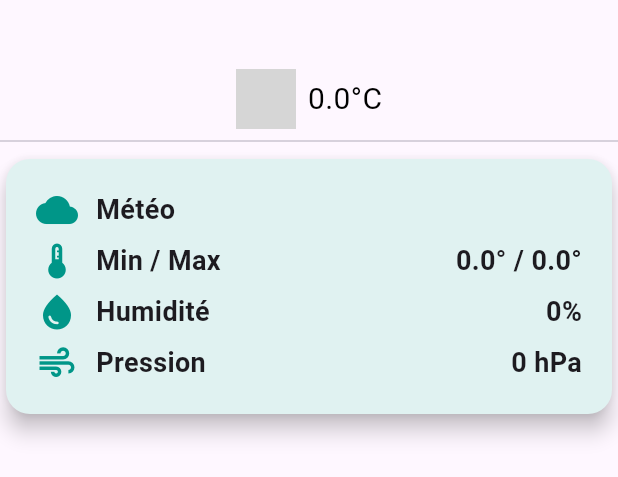
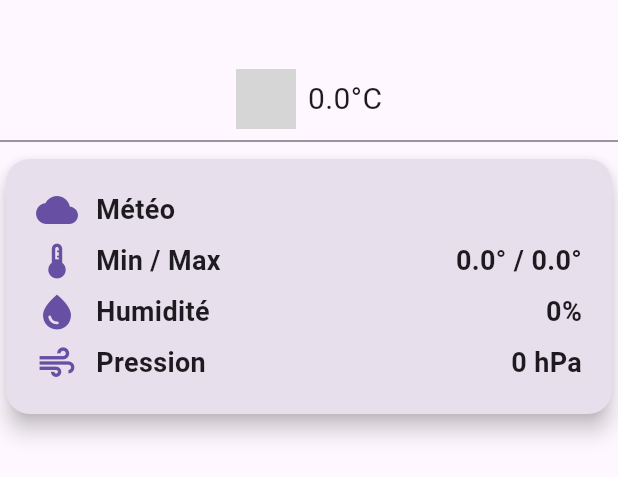
Before and after one commit to fabricemi/flutter, a Flutter app: the ShowMeteo widget shown alone on an empty page, opened directly with empty values, on a phone screen of 412 x 824 dp. Shown: the top 477 px of the screen. Run offline on Flutter 3.47's test engine with Material 3 defaults, Android fonts, the phone set to English and light mode, and no system bars; our stand-ins replace animated_text_kit, drift, flutter_map, geolocator, latlong2, numberpicker and 3 more; accounts and stored records are empty; network calls fail; grey boxes are pictures that could not be loaded.

Commit message:
Couleurs adaptatives du theme

```diff
--- a/explorez_votre_ville/lib/widgets/show_meteo.dart
+++ b/explorez_votre_ville/lib/widgets/show_meteo.dart
@@ -4,8 +4,11 @@ import 'package:flutter/material.dart';
 class ShowMeteo extends StatelessWidget {
   final Meteo meteo;
   const ShowMeteo({super.key, required this.meteo});
+
   @override
   Widget build(BuildContext context) {
+    final colorScheme = Theme.of(context).colorScheme;
+
     return Column(
       crossAxisAlignment: CrossAxisAlignment.center,
       children: [
@@ -17,10 +20,10 @@ class ShowMeteo extends StatelessWidget {
               children: [
                 Text(
                   meteo.city,
-                  style: const TextStyle(
+                  style: TextStyle(
                     fontSize: 26,
                     fontWeight: FontWeight.bold,
-                    color: Colors.black,
+                    color: colorScheme.onSurface,
                     letterSpacing: 1.2,
                   ),
                 ),
@@ -36,7 +39,10 @@ class ShowMeteo extends StatelessWidget {
                     const SizedBox(width: 8),
                     Text(
                       "${meteo.tempNumData.temp}°C",
-                      style: const TextStyle(fontSize: 20, color: Colors.black),
+                      style: TextStyle(
+                        fontSize: 20,
+                        color: colorScheme.onSurface,
+                      ),
                     ),
                   ],
                 ),
@@ -44,20 +50,20 @@ class ShowMeteo extends StatelessWidget {
             ),
           ],
         ),
-        Divider(),
+        Divider(color: colorScheme.outline),
         Card(
           elevation: 6,
           shape: RoundedRectangleBorder(
             borderRadius: BorderRadius.circular(16),
           ),
-          color: Colors.teal.shade50,
+          color: colorScheme.surfaceVariant,
           child: Padding(
             padding: EdgeInsetsGeometry.all(20),
             child: Column(
               children: [
                 Row(
                   children: [
-                    Icon(Icons.cloud, color: Colors.teal, size: 28),
+                    Icon(Icons.cloud, color: colorScheme.primary, size: 28),
                     SizedBox(width: 12),
                     Expanded(
                       child: Text(
@@ -65,6 +71,7 @@ class ShowMeteo extends StatelessWidget {
                         style: TextStyle(
                           fontSize: 18,
                           fontWeight: FontWeight.w600,
+                          color: colorScheme.onSurface,
                         ),
                       ),
                     ),
@@ -73,6 +80,7 @@ class ShowMeteo extends StatelessWidget {
                       style: TextStyle(
                         fontSize: 18,
                         fontWeight: FontWeight.bold,
+                        color: colorScheme.onSurface,
                       ),
                     ),
                   ],
@@ -80,7 +88,7 @@ class ShowMeteo extends StatelessWidget {
                 SizedBox(height: 6),
                 Row(
                   children: [
-                    Icon(Icons.thermostat, color: Colors.teal, size: 28),
+                    Icon(Icons.thermostat, color: colorScheme.primary, size: 28),
                     SizedBox(width: 12),
                     Expanded(
                       child: Text(
@@ -88,6 +96,7 @@ class ShowMeteo extends StatelessWidget {
                         style: TextStyle(
                           fontSize: 18,
                           fontWeight: FontWeight.w600,
+                          color: colorScheme.onSurface,
                         ),
                       ),
                     ),
@@ -96,6 +105,7 @@ class ShowMeteo extends StatelessWidget {
                       style: TextStyle(
                         fontSize: 18,
                         fontWeight: FontWeight.bold,
+                        color: colorScheme.onSurface,
                       ),
                     ),
                   ],
@@ -103,7 +113,7 @@ class ShowMeteo extends StatelessWidget {
                 SizedBox(height: 6),
                 Row(
                   children: [
-                    Icon(Icons.water_drop, color: Colors.teal, size: 28),
+                    Icon(Icons.water_drop, color: colorScheme.primary, size: 28),
                     SizedBox(width: 12),
                     Expanded(
                       child: Text(
@@ -111,6 +121,7 @@ class ShowMeteo extends StatelessWidget {
                         style: TextStyle(
                           fontSize: 18,
                           fontWeight: FontWeight.w600,
+                          color: colorScheme.onSurface,
                         ),
                       ),
                     ),
@@ -119,6 +130,7 @@ class ShowMeteo extends StatelessWidget {
                       style: TextStyle(
                         fontSize: 18,
                         fontWeight: FontWeight.bold,
+                        color: colorScheme.onSurface,
                       ),
                     ),
                   ],
@@ -126,7 +138,7 @@ class ShowMeteo extends StatelessWidget {
                 SizedBox(height: 6),
                 Row(
                   children: [
-                    Icon(Icons.air, color: Colors.teal, size: 28),
+                    Icon(Icons.air, color: colorScheme.primary, size: 28),
                     SizedBox(width: 12),
                     Expanded(
                       child: Text(
@@ -134,6 +146,7 @@ class ShowMeteo extends StatelessWidget {
                         style: TextStyle(
                           fontSize: 18,
                           fontWeight: FontWeight.w600,
+                          color: colorScheme.onSurface,
                         ),
                       ),
                     ),
@@ -142,6 +155,7 @@ class ShowMeteo extends StatelessWidget {
                       style: TextStyle(
                         fontSize: 18,
                         fontWeight: FontWeight.bold,
+                        color: colorScheme.onSurface,
                       ),
                     ),
                   ],
```
Also changed, not shown: explorez_votre_ville/lib/screens/ajouter_commentaire.dart (+19 -1 lines), explorez_votre_ville/lib/screens/home_page.dart (+18 -0 lines), explorez_votre_ville/lib/screens/lieu_details.dart (+40 -17 lines), explorez_votre_ville/lib/screens/search_page.dart (+21 -15 lines).
